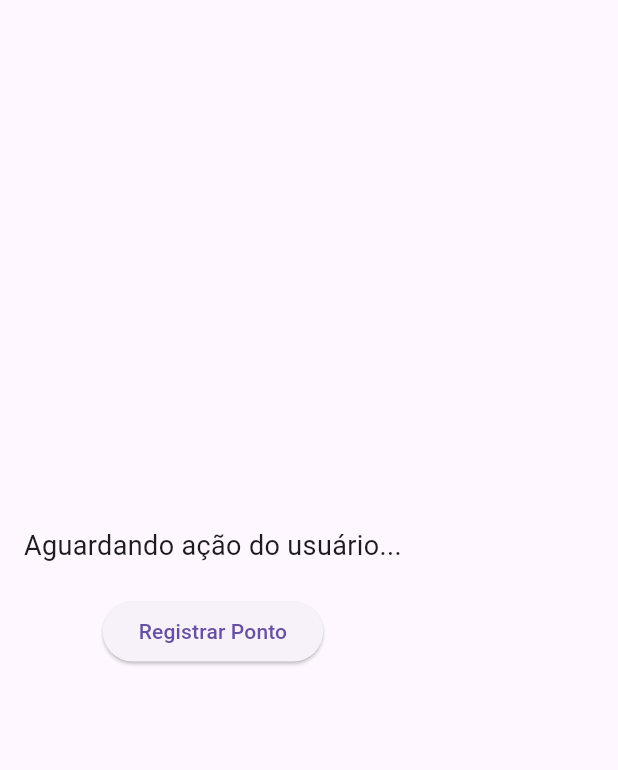
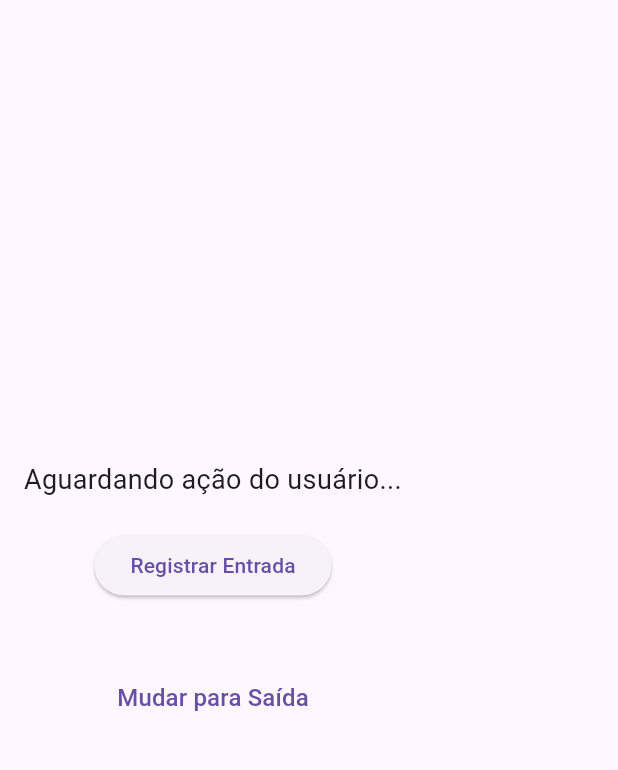
Before and after one commit to oliveiramarcelo12/AvaliacaoSomativaFlutter, a Flutter app: the CheckInScreen screen opened by its route, on a phone screen of 412 x 824 dp, the part 63-833 px from its top. Run offline on Flutter 3.47's test engine with Material 3 defaults, Android fonts, the phone set to English and light mode, and no system bars; our stand-ins replace cloud_firestore, firebase_auth, firebase_core, geolocator; accounts and stored records are empty.

Commit message:
05/11/24

```diff
--- a/app_registro_ponto/lib/components/check_in_button.dart
+++ b/app_registro_ponto/lib/components/check_in_button.dart
@@ -1,17 +1,23 @@
-// lib/components/check_in_button.dart
 import 'package:flutter/material.dart';
 
 class CheckInButton extends StatelessWidget {
   final bool isLoading;
   final VoidCallback onPressed;
+  final String text; // Adicionando o texto dinâmico
 
-  CheckInButton({required this.isLoading, required this.onPressed});
+  CheckInButton({required this.isLoading, required this.onPressed, required this.text});
 
   @override
   Widget build(BuildContext context) {
     return ElevatedButton(
       onPressed: isLoading ? null : onPressed, // Desabilita o botão se isLoading for true
-      child: isLoading ? CircularProgressIndicator() : Text('Registrar Ponto'),
+      child: isLoading
+          ? SizedBox(
+              width: 24, // Tamanho fixo para o CircularProgressIndicator
+              height: 24,
+              child: CircularProgressIndicator(strokeWidth: 2),
+            )
+          : Text(text), // Mostra o texto com base na variável 'text'
     );
   }
 }
--- a/app_registro_ponto/lib/screens/check_in_screen.dart
+++ b/app_registro_ponto/lib/screens/check_in_screen.dart
@@ -12,22 +12,22 @@ class CheckInScreen extends StatefulWidget {
 }
 
 class _CheckInScreenState extends State<CheckInScreen> {
-  bool _isCheckingIn = false;
+  bool _isLoading = false;
   String _statusMessage = 'Aguardando ação do usuário...';
+  bool _isCheckingIn = true; // Flag para indicar se é registro de entrada
 
-  Future<void> _handleCheckIn() async {
+  Future<void> _handleCheckInOut() async {
     setState(() {
-      _isCheckingIn = true;
-      _statusMessage = 'Verificando localização...';
+      _isLoading = true;
+      _statusMessage = _isCheckingIn ? 'Verificando localização para entrada...' : 'Verificando localização para saída...';
     });
 
-    try {
     // Solicitar permissão de localização ao usuário
     LocationPermission permission = await Geolocator.requestPermission();
     if (permission == LocationPermission.denied || permission == LocationPermission.deniedForever) {
       setState(() {
         _statusMessage = 'Permissão de localização negada.';
-          _isCheckingIn = false;
+        _isLoading = false;
       });
       return;
     }
@@ -37,12 +37,12 @@ class _CheckInScreenState extends State<CheckInScreen> {
     double userLatitude = position.latitude;
     double userLongitude = position.longitude;
 
-      // Checar se está dentro do raio permitido (definido no LocationService)
+    // Checar se está dentro do raio permitido
     bool isWithinRange = await LocationService.checkUserLocation(userLatitude, userLongitude);
 
     if (isWithinRange) {
       setState(() {
-          _statusMessage = 'Localização confirmada. Registrando ponto...';
+        _statusMessage = 'Localização confirmada. Registrando ${_isCheckingIn ? 'entrada' : 'saída'}...';
       });
 
       // Obtenha a referência do Firestore e o usuário atual
@@ -59,27 +59,28 @@ class _CheckInScreenState extends State<CheckInScreen> {
         'userId': user?.uid,
         'date': formattedDate,
         'time': formattedTime,
+        'type': _isCheckingIn ? 'entrada' : 'saida', // Tipo de registro
         'location': 'Dentro da área permitida',
       });
 
-        // Mensagem de sucesso com data e hora
       setState(() {
-          _statusMessage = 'Ponto registrado com sucesso em $formattedDate às $formattedTime!';
+        _statusMessage = '${_isCheckingIn ? 'Entrada' : 'Saída'} registrada com sucesso em $formattedDate às $formattedTime!';
       });
     } else {
       setState(() {
-          _statusMessage = 'Fora da área permitida para registro de ponto.';
+        _statusMessage = 'Fora da área permitida para registro de ${_isCheckingIn ? 'entrada' : 'saída'}.';
       });
     }
-    } catch (e) {
+
     setState(() {
-        _statusMessage = 'Erro ao registrar o ponto: $e';
-      });
-    } finally {
-      setState(() {
-        _isCheckingIn = false;
+      _isLoading = false;
     });
   }
+
+  void _toggleCheckInOut() {
+    setState(() {
+      _isCheckingIn = !_isCheckingIn; // Alterna entre entrada e saída
+    });
   }
 
   @override
@@ -100,8 +101,26 @@ class _CheckInScreenState extends State<CheckInScreen> {
             ),
             SizedBox(height: 20),
             CheckInButton(
-              isLoading: _isCheckingIn,
-              onPressed: _handleCheckIn,
+              isLoading: _isLoading,
+              onPressed: _handleCheckInOut,
+              text: _isCheckingIn ? 'Registrar Entrada' : 'Registrar Saída', // Texto do botão
+            ),
+            SizedBox(height: 20),
+            // Mostra o botão de saída somente quando for registrar saída
+            if (!_isCheckingIn)
+              CheckInButton(
+                isLoading: _isLoading,
+                onPressed: _handleCheckInOut,
+                text: 'Registrar Saída', // Texto do botão de saída
+              ),
+            // Mostra o botão para alternar entre entrada e saída
+            SizedBox(height: 20),
+            TextButton(
+              onPressed: _toggleCheckInOut,
+              child: Text(
+                _isCheckingIn ? 'Mudar para Saída' : 'Mudar para Entrada',
+                style: TextStyle(fontSize: 16),
+              ),
             ),
           ],
         ),
```
Lines whose indentation alone changed are shown as unchanged.
